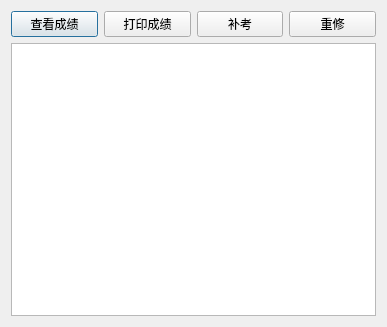
This is StudentManagement/stucell_grade.ui in Fengzhongzhihan/DB_design as Qt 5 draws it before an edit. The edited form follows.
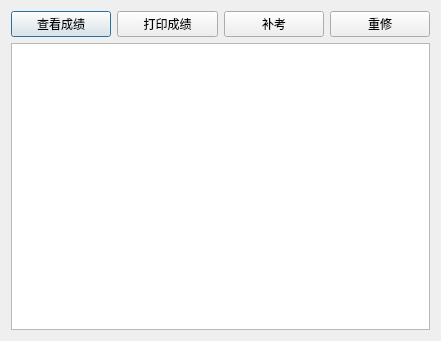
This is the edited form.

```diff
--- a/StudentManagement/stucell_grade.ui
+++ b/StudentManagement/stucell_grade.ui
@@ -6,8 +6,8 @@
    <rect>
     <x>0</x>
     <y>0</y>
-    <width>387</width>
-    <height>327</height>
+    <width>441</width>
+    <height>341</height>
    </rect>
   </property>
   <property name="windowTitle">
```
